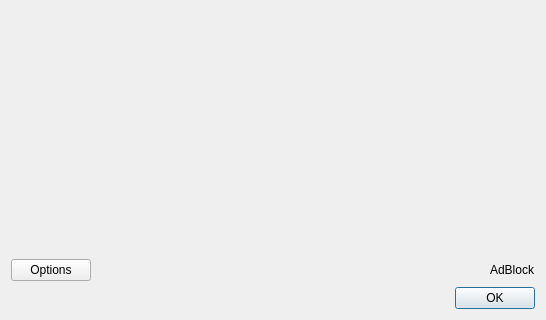
Qt form src/network-web/adblock/adblockdialog.ui (martinrotter/rssguard) before a commit; both pictures show x 0 to 546 and y 142 to 462 of the 546 by 462 pixel window.
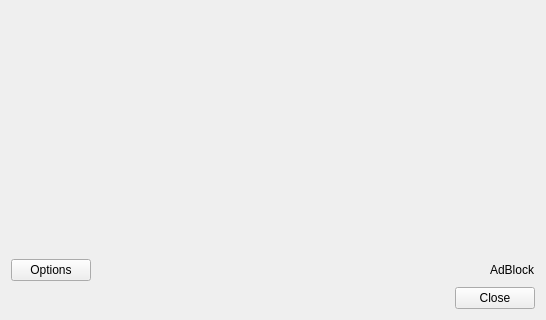
The same form after that commit. Icons and pictures are not drawn.

Diff of the .ui file:
```diff
--- a/src/network-web/adblock/adblockdialog.ui
+++ b/src/network-web/adblock/adblockdialog.ui
@@ -104,7 +104,7 @@
         <enum>Qt::Horizontal</enum>
        </property>
        <property name="standardButtons">
-        <set>QDialogButtonBox::Ok</set>
+        <set>QDialogButtonBox::Close</set>
        </property>
       </widget>
      </item>
```
Left out of the diff: 5 changed lines with no effect on the pictures.
